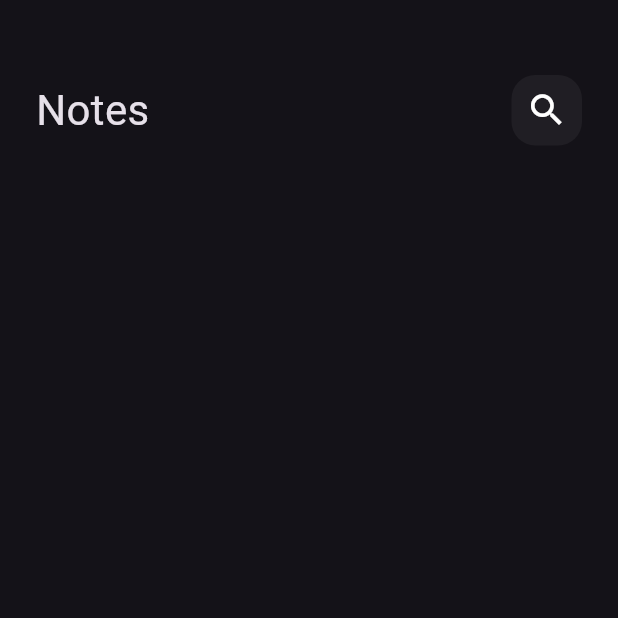
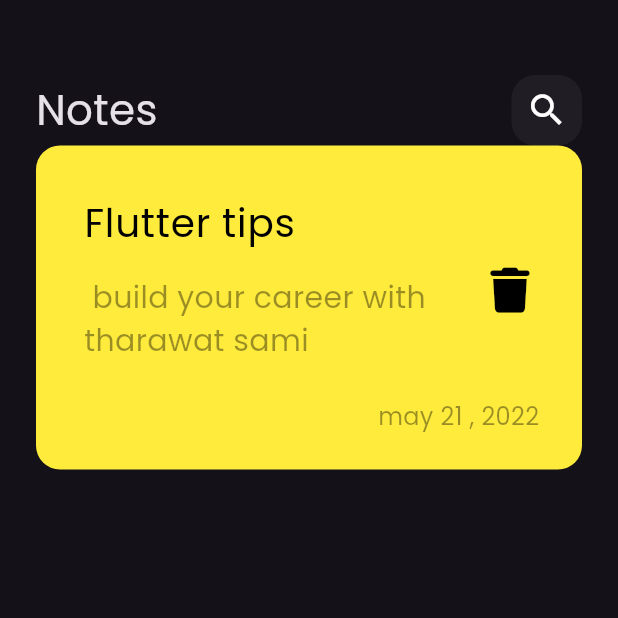
Before and after one commit to Monther-Alomari/notes_app, a Flutter app: the screen it shows after launch, on a phone screen of 412 x 824 dp, the top half of it. Run offline on Flutter 3.47's test engine with Material 3 defaults, Android fonts, the phone set to English and light mode, and no system bars; our stand-ins replace font_awesome_flutter.

Commit message:
create custom note item

```diff
--- a/lib/main.dart
+++ b/lib/main.dart
@@ -11,7 +11,8 @@ class NotesApp extends StatelessWidget {
   @override
   Widget build(BuildContext context) {
     return MaterialApp(
-      theme: ThemeData(brightness: Brightness.dark),
+      theme: ThemeData(brightness: Brightness.dark,
+      fontFamily: 'Poppins'),
       home: const NotesView(),
     );
   }
--- /dev/null
+++ b/lib/views/widgets/custom_note_item.dart
@@ -0,0 +1,45 @@
+import 'package:flutter/material.dart';
+import 'package:font_awesome_flutter/font_awesome_flutter.dart';
+
+class NoteItem extends StatelessWidget {
+  const NoteItem({super.key});
+
+  @override
+  Widget build(BuildContext context) {
+    return Container( padding: const EdgeInsets.only(top: 24,bottom: 24,left: 16),
+      decoration: BoxDecoration(
+          color: Colors.yellow, borderRadius: BorderRadius.circular(16)),
+      child: Column(crossAxisAlignment: CrossAxisAlignment.end,
+        children: [
+          ListTile(
+            title: Text(
+              "Flutter tips",
+              style: TextStyle(color: Colors.black,fontSize: 26),
+            ),
+            subtitle: Padding(
+              padding: const EdgeInsets.only(top: 16,bottom: 16),
+              child: Text(
+                " build your career with tharawat sami",
+                style: TextStyle(color: Colors.black.withOpacity(0.4),fontSize: 20),
+              ),
+            ),
+            trailing: IconButton(
+              onPressed: () {},
+              icon: const Icon(
+                FontAwesomeIcons.trash,
+                color: Colors.black,size: 30,
+              ),
+            ),
+          ),
+          Padding(
+            padding: const EdgeInsets.only(right: 24),
+            child: Text(
+              "may 21 , 2022 ",
+              style: TextStyle(color: Colors.black.withOpacity(0.4),fontSize: 16),
+            ),
+          )
+        ],
+      ),
+    );
+  }
+}
--- a/lib/views/widgets/notes_view_body.dart
+++ b/lib/views/widgets/notes_view_body.dart
@@ -1,6 +1,9 @@
 import 'package:flutter/material.dart';
+import 'package:notesapp/views/widgets/custom_note_item.dart';
 
 import 'custom_app_bar.dart';
+
+import 'package:font_awesome_flutter/font_awesome_flutter.dart';
 
 class NotesViewBody extends StatelessWidget {
   const NotesViewBody({super.key});
@@ -15,6 +18,7 @@ class NotesViewBody extends StatelessWidget {
             height: 50,
           ),
           CustomAppBar(),
+          NoteItem(),
         ],
       ),
     );
```
Also changed, not shown: pubspec.yaml (+6 -11 lines), lib/assets/fonts/Poppins-Regular.ttf (added), pubspec.lock, 1 other file.
